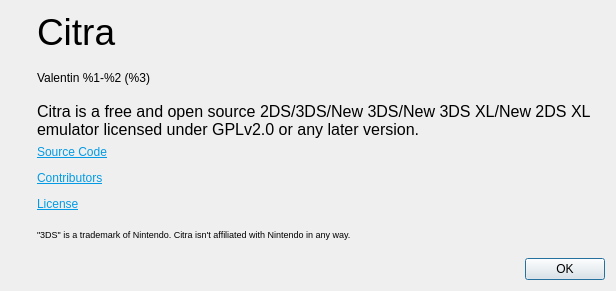
First picture: the form in src/citra/aboutdialog.ui, repository GreenAmaranthine/citra, before the edit.
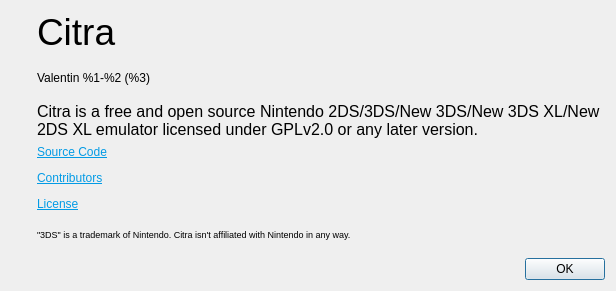
Second picture: the form after the edit. Icons and pictures are not drawn.

What changed in the file:
```diff
--- a/src/citra/aboutdialog.ui
+++ b/src/citra/aboutdialog.ui
@@ -87,7 +87,7 @@
 &lt;html&gt;&lt;head&gt;&lt;meta name=&quot;qrichtext&quot; content=&quot;1&quot; /&gt;&lt;style type=&quot;text/css&quot;&gt;
 p, li { white-space: pre-wrap; }
 &lt;/style&gt;&lt;/head&gt;&lt;body style=&quot; font-family:'MS Shell Dlg 2'; font-size:8pt; font-weight:400; font-style:normal;&quot;&gt;
-&lt;p style=&quot; margin-top:0px; margin-bottom:0px; margin-left:0px; margin-right:0px; -qt-block-indent:0; text-indent:0px;&quot;&gt;&lt;span style=&quot; font-size:12pt;&quot;&gt;Citra is a free and open source 2DS/3DS/New 3DS/New 3DS XL/New 2DS XL emulator licensed under GPLv2.0 or any later version.&lt;/span&gt;&lt;/p&gt;&lt;/body&gt;&lt;/html&gt;</string>
+&lt;p style=&quot; margin-top:0px; margin-bottom:0px; margin-left:0px; margin-right:0px; -qt-block-indent:0; text-indent:0px;&quot;&gt;&lt;span style=&quot; font-size:12pt;&quot;&gt;Citra is a free and open source Nintendo 2DS/3DS/New 3DS/New 3DS XL/New 2DS XL emulator licensed under GPLv2.0 or any later version.&lt;/span&gt;&lt;/p&gt;&lt;/body&gt;&lt;/html&gt;</string>
          </property>
          <property name="alignment">
           <set>Qt::AlignLeading|Qt::AlignLeft|Qt::AlignVCenter</set>
```
